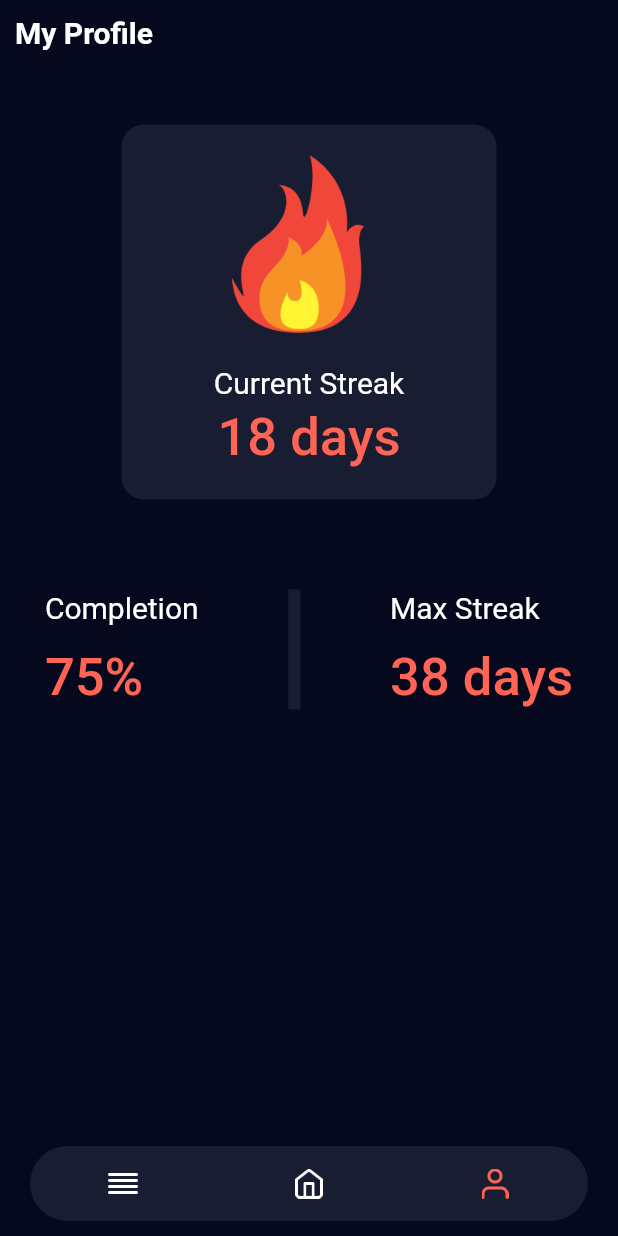
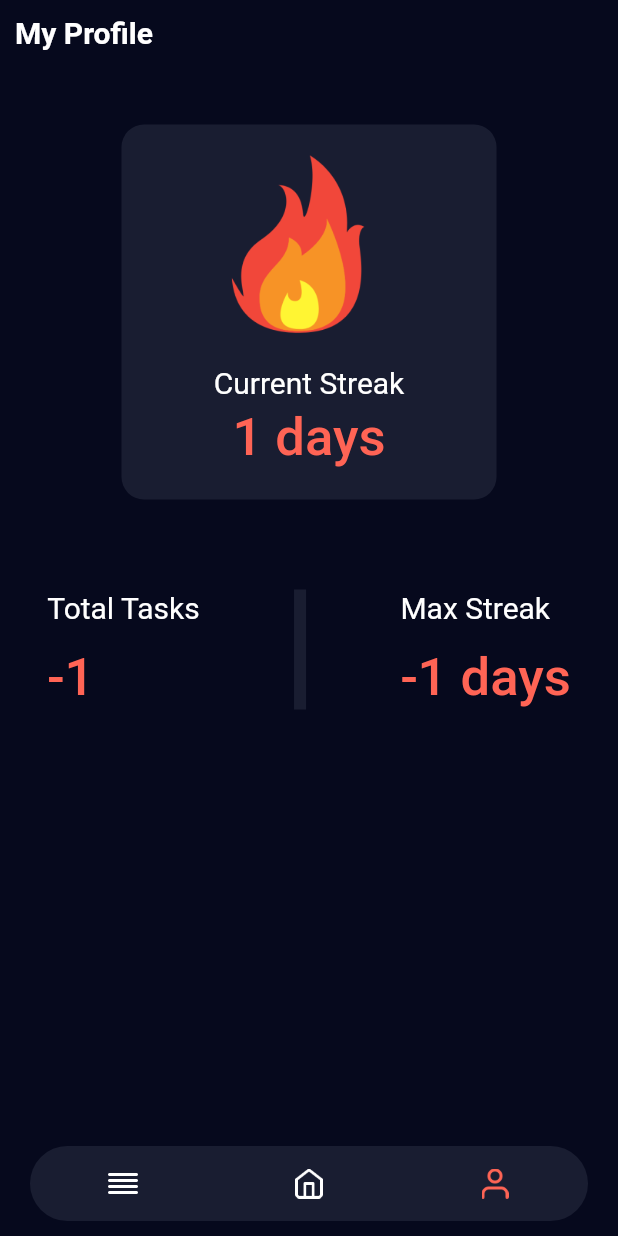
Before and after one commit to aakzsh/flaneur, a Flutter app: the screen it shows after launch, item 3 of the bottom bar chosen, on a phone screen of 412 x 824 dp. Run offline on Flutter 3.47's test engine with Material 2 defaults, Android fonts, the phone set to English and light mode, and no system bars; missing offline and left inert: localstore.

Commit message:
add storage for profile page

```diff
--- a/lib/main.dart
+++ b/lib/main.dart
@@ -1,7 +1,9 @@
 import 'package:flaneur/screens/home.dart';
 import 'package:flutter/material.dart';
+import 'package:localstore/localstore.dart';
 
 void main() {
+  WidgetsFlutterBinding.ensureInitialized();
   runApp(App());
 }
 
@@ -13,6 +15,29 @@ class App extends StatefulWidget {
 }
 
 class _AppState extends State<App> {
+  final _db = Localstore.instance;
+
+  @override
+  void initState() {
+    _db.collection('data').get().then((value) {
+      if (value == null) {
+        // initiaslise
+        print("hehe null");
+
+        // save the item
+        _db.collection('data').doc("base").set({
+          "taskCounter": 0,
+          "isStreakOngoing": false,
+          "ongoingStreak": 0,
+          "longestStreak": 0
+        });
+      } else {
+        // do nothing
+
+      }
+    });
+  }
+
   @override
   Widget build(BuildContext context) {
     return MaterialApp(
--- a/lib/screens/profile.dart
+++ b/lib/screens/profile.dart
@@ -1,5 +1,7 @@
 import 'package:flaneur/constants/colors.dart';
 import 'package:flutter/material.dart';
+
+import 'package:localstore/localstore.dart';
 
 class Profile extends StatefulWidget {
   const Profile({Key? key}) : super(key: key);
@@ -9,6 +11,34 @@ class Profile extends StatefulWidget {
 }
 
 class _ProfileState extends State<Profile> {
+  final db = Localstore.instance;
+
+  int _longestStreak = -1;
+  int _ongoingStreak = 1;
+  bool _isStreakOngoing = false;
+  int _taskCounter = -1;
+
+  @override
+  void initState() {
+    db.collection('data').doc("base").get().then((value) {
+      print("===================");
+      print(value?['isStreakOngoing']);
+      setState(() {
+        _ongoingStreak = value?['ongoingStreak'];
+        _longestStreak = value?['longestStreak'];
+        _isStreakOngoing = value?['isStreakOngoing'];
+        _taskCounter = value?['taskCounter'];
+      });
+      // value?.keys.forEach((element) {
+      //   print(value[element]);
+
+      //   setState(() {
+
+      //   });
+      // });
+    });
+  }
+
   @override
   Widget build(BuildContext context) {
     return Scaffold(
@@ -52,7 +82,7 @@ class _ProfileState extends State<Profile> {
                     height: 5,
                   ),
                   Text(
-                    "18 days",
+                    "$_ongoingStreak days",
                     style: TextStyle(
                         fontSize: 35,
                         fontWeight: FontWeight.w500,
@@ -71,14 +101,14 @@ class _ProfileState extends State<Profile> {
                   crossAxisAlignment: CrossAxisAlignment.start,
                   children: <Widget>[
                     Text(
-                      "Completion",
+                      "Total Tasks",
                       style: TextStyle(fontSize: 20),
                     ),
                     SizedBox(
                       height: 15,
                     ),
                     Text(
-                      "75%",
+                      "$_taskCounter",
                       style: TextStyle(
                           fontSize: 35,
                           fontWeight: FontWeight.w500,
@@ -102,7 +132,7 @@ class _ProfileState extends State<Profile> {
                       height: 15,
                     ),
                     Text(
-                      "38 days",
+                      "$_longestStreak days",
                       style: TextStyle(
                           fontSize: 35,
                           fontWeight: FontWeight.w500,
--- a/pubspec.yaml
+++ b/pubspec.yaml
@@ -34,6 +34,8 @@ dependencies:
   # The following adds the Cupertino Icons font to your application.
   # Use with the CupertinoIcons class for iOS style icons.
   cupertino_icons: ^1.0.2
+  localstore: ^1.2.3
+  shared_preferences: ^2.0.15
 
 dev_dependencies:
   flutter_test:
```
